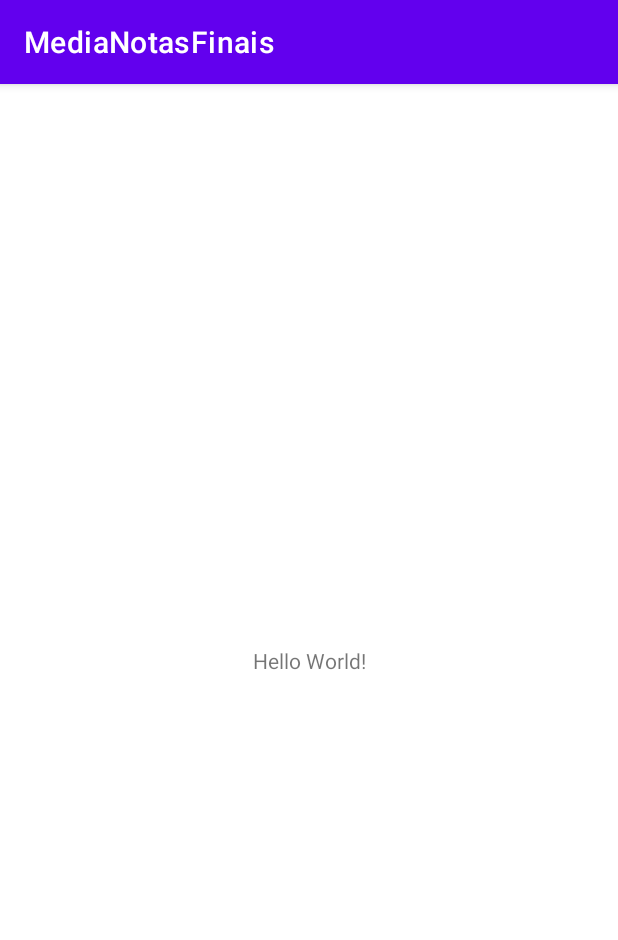
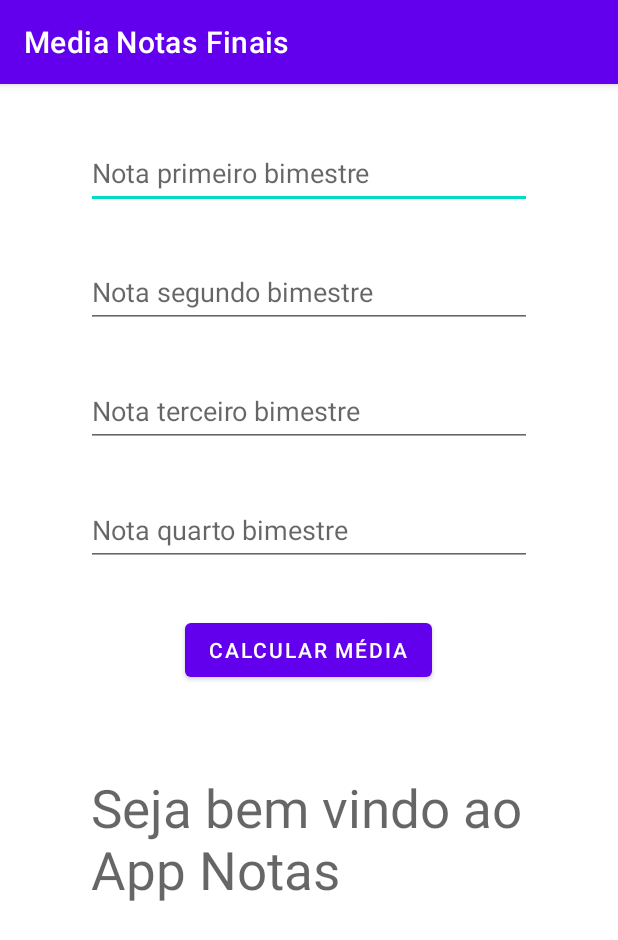
Before and after one commit to TPALLARO/EstudoDH, an Android app: the screen it shows after launch (MainActivity), on a phone screen of 412 x 824 dp. Shown: the top 940 px of the screen. Run offline under Robolectric (Android 15) with nearby library versions, the phone set to English and light mode, and no system bars.

Commit message:
Primeiro app de notas criado utilizando java

```diff
--- a/app/src/main/java/br/digitalhouse/medianotasfinais/MainActivity.java
+++ b/app/src/main/java/br/digitalhouse/medianotasfinais/MainActivity.java
@@ -3,6 +3,10 @@ package br.digitalhouse.medianotasfinais;
 import androidx.appcompat.app.AppCompatActivity;
 
 import android.os.Bundle;
+import android.view.View;
+import android.widget.Button;
+import android.widget.EditText;
+import android.widget.TextView;
 
 public class MainActivity extends AppCompatActivity {
 
@@ -10,5 +14,18 @@ public class MainActivity extends AppCompatActivity {
     protected void onCreate(Bundle savedInstanceState) {
         super.onCreate(savedInstanceState);
         setContentView(R.layout.activity_main);
+
+    }
+
+    public void mostrarMedia(View view){
+        EditText eTPrimeiroB = (EditText) findViewById(R.id.eTPrimeiroB);
+        EditText eTSegundoB = (EditText) findViewById(R.id.eTSegundoB);
+        EditText eTTerceiroB = (EditText) findViewById(R.id.eTTerceiroB);
+        EditText eTQuartoB = (EditText) findViewById(R.id.eTQuartoB);
+        Button btnCalcular = (Button) findViewById(R.id.btnCalcular);
+        TextView tvResultado = (TextView) findViewById(R.id.tVResultado);
+        Utils utils = new Utils();
+       float mediaFinal = utils.calcularMedia(eTPrimeiroB,eTSegundoB,eTTerceiroB,eTQuartoB);
+       tvResultado.setText("A média final é " +mediaFinal );
     }
 }
--- /dev/null
+++ b/app/src/main/java/br/digitalhouse/medianotasfinais/Utils.java
@@ -0,0 +1,24 @@
+package br.digitalhouse.medianotasfinais;
+
+import android.widget.EditText;
+
+public class Utils {
+
+    public float converteValor(EditText caixaDeTexto){
+        float valorMedia = Float.parseFloat(caixaDeTexto.getText().toString());
+        return valorMedia;
+    }
+
+    public float calcularMedia(EditText notaP,EditText notaS,EditText notaT, EditText notaQ){
+        float notaPrimeiroConverstida = converteValor(notaP);
+        float notaSegundoConverstida = converteValor(notaS);
+        float notaTerceiroConverstida = converteValor(notaT);
+        float notaQuartoConverstida = converteValor(notaQ);
+        float notasSomadas = notaPrimeiroConverstida + notaSegundoConverstida + notaTerceiroConverstida
+                + notaQuartoConverstida;
+        float media = notasSomadas / 4;
+                return media;
+
+
+    }
+}
--- a/app/src/main/res/layout/activity_main.xml
+++ b/app/src/main/res/layout/activity_main.xml
@@ -6,13 +6,78 @@
     android:layout_height="match_parent"
     tools:context=".MainActivity">
 
-    <TextView
+    <EditText
+        android:id="@+id/eTPrimeiroB"
+        android:layout_width="297dp"
+        android:layout_height="47dp"
+        android:layout_marginTop="36dp"
+        android:ems="10"
+        android:hint="Nota primeiro bimestre"
+        android:inputType="number"
+        app:layout_constraintEnd_toEndOf="parent"
+        app:layout_constraintStart_toStartOf="parent"
+        app:layout_constraintTop_toTopOf="parent" />
+
+    <EditText
+        android:id="@+id/eTSegundoB"
+        android:layout_width="297dp"
+        android:layout_height="47dp"
+        android:layout_marginTop="32dp"
+        android:ems="10"
+        android:hint="Nota segundo bimestre"
+        android:inputType="number"
+        app:layout_constraintEnd_toEndOf="parent"
+        app:layout_constraintStart_toStartOf="parent"
+        app:layout_constraintTop_toBottomOf="@+id/eTPrimeiroB" />
+
+    <EditText
+        android:id="@+id/eTTerceiroB"
+        android:layout_width="297dp"
+        android:layout_height="47dp"
+        android:layout_marginTop="32dp"
+        android:ems="10"
+        android:hint="Nota terceiro bimestre"
+        android:inputType="number"
+        app:layout_constraintEnd_toEndOf="parent"
+        app:layout_constraintStart_toStartOf="parent"
+        app:layout_constraintTop_toBottomOf="@+id/eTSegundoB" />
+
+    <EditText
+        android:id="@+id/eTQuartoB"
+        android:layout_width="297dp"
+        android:layout_height="47dp"
+        android:layout_marginTop="32dp"
+        android:ems="10"
+        android:hint="Nota quarto bimestre"
+        android:inputType="number"
+        app:layout_constraintEnd_toEndOf="parent"
+        app:layout_constraintStart_toStartOf="parent"
+        app:layout_constraintTop_toBottomOf="@+id/eTTerceiroB" />
+
+    <Button
+        android:id="@+id/btnCalcular"
         android:layout_width="wrap_content"
         android:layout_height="wrap_content"
-        android:text="Hello World!"
+        android:layout_marginTop="32dp"
+        android:text="Calcular Média"
+        android:onClick="mostrarMedia"
+        app:layout_constraintEnd_toEndOf="parent"
+        app:layout_constraintHorizontal_bias="0.499"
+        app:layout_constraintStart_toStartOf="parent"
+        app:layout_constraintTop_toBottomOf="@+id/eTQuartoB" />
+
+    <TextView
+        android:id="@+id/tVResultado"
+        android:layout_width="290dp"
+        android:layout_height="126dp"
+        android:layout_marginTop="56dp"
+        android:hint="Seja bem vindo ao App Notas"
         app:layout_constraintBottom_toBottomOf="parent"
-        app:layout_constraintLeft_toLeftOf="parent"
-        app:layout_constraintRight_toRightOf="parent"
-        app:layout_constraintTop_toTopOf="parent" />
+        app:layout_constraintEnd_toEndOf="parent"
+        app:layout_constraintHorizontal_bias="0.495"
+        app:layout_constraintStart_toStartOf="parent"
+        android:textSize="35dp"
+        app:layout_constraintTop_toBottomOf="@+id/btnCalcular"
+        app:layout_constraintVertical_bias="0.006" />
 
 </androidx.constraintlayout.widget.ConstraintLayout>
--- a/app/src/main/res/values/strings.xml
+++ b/app/src/main/res/values/strings.xml
@@ -1,3 +1,3 @@
 <resources>
-    <string name="app_name">MediaNotasFinais</string>
+    <string name="app_name">Media Notas Finais</string>
 </resources>
```
